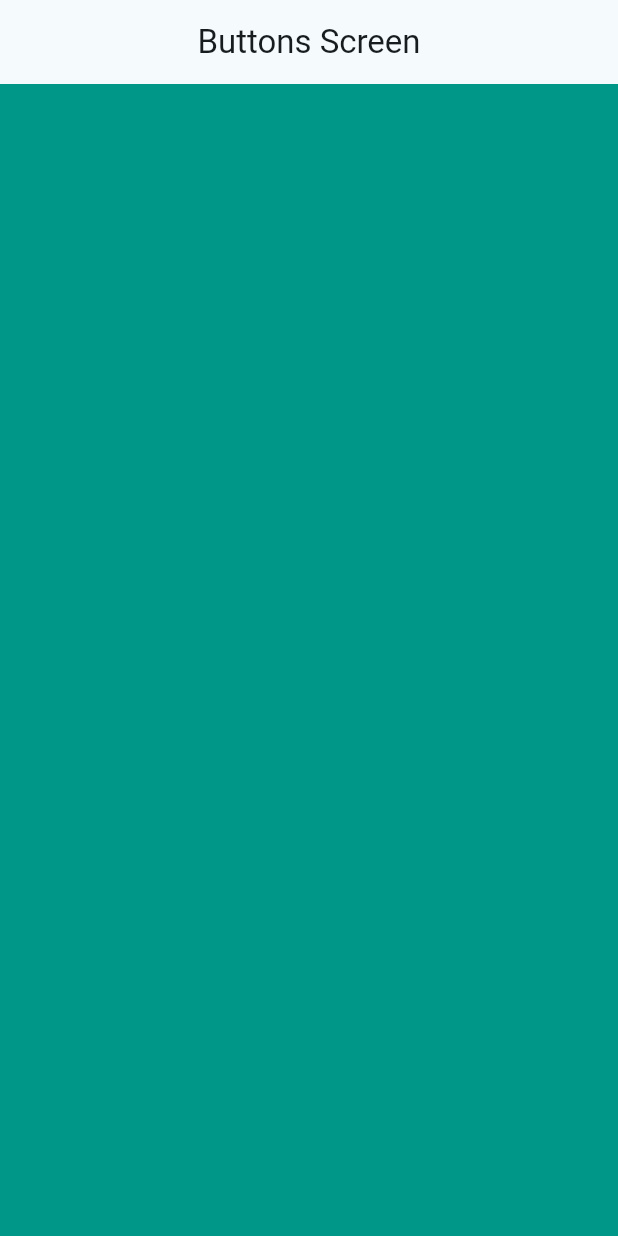
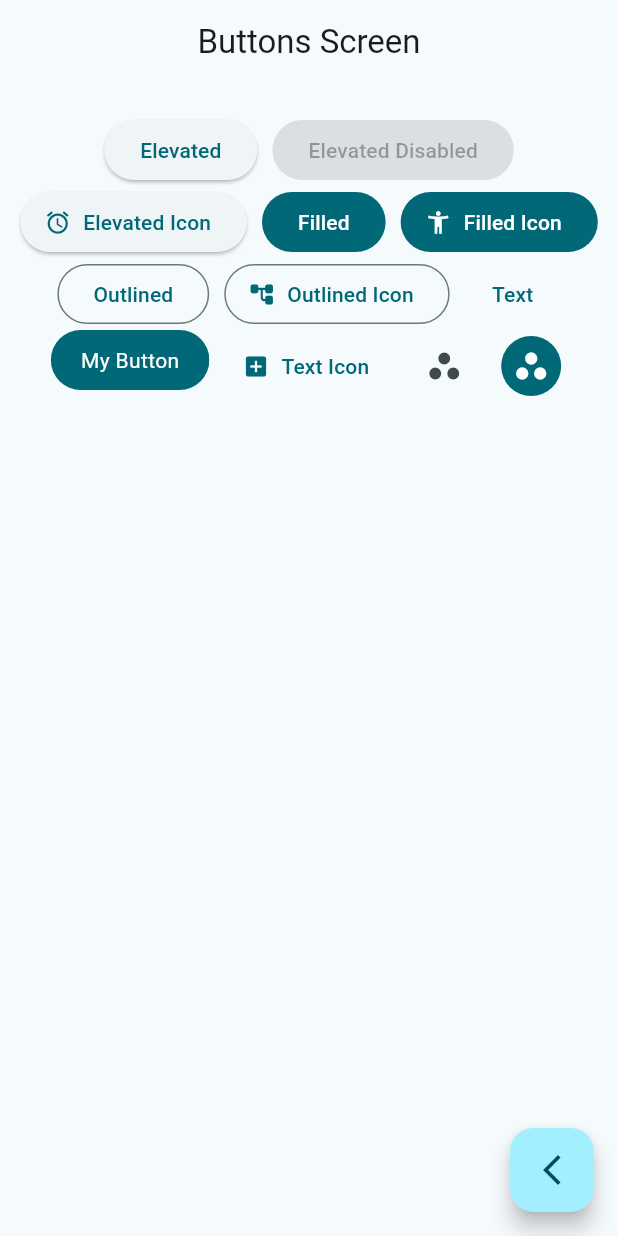
Before and after one commit to JAMM0118/widgets_app, a Flutter app: the ButtonsScreen screen opened by its route, on a phone screen of 412 x 824 dp. Run offline on Flutter 3.47's test engine with Material 2 defaults, Android fonts, the phone set to English and light mode, and no system bars; our stand-ins replace go_router.

Commit message:
Button Screen completado

```diff
--- a/lib/presetation/screens/buttons/buttons_screen.dart
+++ b/lib/presetation/screens/buttons/buttons_screen.dart
@@ -1,4 +1,5 @@
 import 'package:flutter/material.dart';
+import 'package:go_router/go_router.dart';
 
 class ButtonsScreen extends StatelessWidget {
   const ButtonsScreen({super.key});
@@ -9,7 +10,116 @@ class ButtonsScreen extends StatelessWidget {
       appBar: AppBar(
         title: const Text("Buttons Screen"),
       ),
-      body: Container(color: Colors.teal,),
+      body: const  _ButtonsView(),
+      floatingActionButton: FloatingActionButton(
+        child: const Icon(Icons.arrow_back_ios_new_outlined),
+        onPressed: () => context.pop(),
+      ),
   );
   }
 }
+
+class _ButtonsView extends StatelessWidget {
+  const _ButtonsView();
+
+  @override
+  Widget build(BuildContext context) {
+    final colors = Theme.of(context).colorScheme;
+
+    return SizedBox(
+      width: double.infinity, //sirve para que el contenedor ocupe todo el ancho de la pantalla
+
+      child: Padding(
+        padding: const EdgeInsets.symmetric(horizontal: 10, vertical: 20),
+
+        child: Wrap( //se usa para que los botones se acomoden en la pantalla y no se salgan de ella
+
+          spacing: 10, //sirve para dar espacio entre los botones
+
+          alignment: WrapAlignment.center, //sirve para alinear los botones al centro de la pantalla de forma horizontal
+          children: [
+            ElevatedButton(onPressed: (){}, child: const Text("Elevated")),
+
+            const ElevatedButton(onPressed: null, child: Text("Elevated Disabled")),
+
+            ElevatedButton.icon(
+              onPressed: (){},
+              icon: const Icon(Icons.access_alarm_rounded),
+              label: const Text("Elevated Icon")
+              ),
+
+              FilledButton(onPressed: (){}, child: const Text("Filled")),
+
+              FilledButton.icon(
+                onPressed: (){},
+                icon: const Icon(Icons.accessibility_new_sharp),
+                label: const Text("Filled Icon")
+                ),
+
+              OutlinedButton(onPressed: (){}, child: const Text("Outlined")),
+
+              OutlinedButton.icon(onPressed: (){},
+              icon: const Icon(Icons.account_tree_rounded),
+              label: const Text("Outlined Icon")
+              ),
+
+              TextButton(onPressed: (){}, child: const Text("Text")),
+
+              const CustomButton(),
+
+              TextButton.icon(
+                onPressed: (){},
+                icon: const Icon(Icons.add_box),
+                label: const Text("Text Icon"),
+              ),
+
+              IconButton(onPressed: (){}, icon: const Icon(Icons.workspaces_rounded)),
+
+              IconButton(
+                onPressed: (){},
+                icon: const Icon(Icons.workspaces_rounded),
+                style: ButtonStyle(
+                  backgroundColor: MaterialStatePropertyAll(colors.primary),
+                  iconColor: const MaterialStatePropertyAll(Colors.white),
+                ),
+
+              )
+          ],
+        ),
+      ),
+    );
+    //Container(color: Colors.teal, child: const Center(child: Text("Buttons Screen")));
+  }
+}
+
+class CustomButton extends StatelessWidget {
+  const CustomButton({super.key});
+
+  @override
+
+  Widget build(BuildContext context) {
+    final colors = Theme.of(context).colorScheme;
+
+    return ClipRRect(
+      borderRadius: BorderRadius.circular(20),
+
+      child: Material(
+
+        color: colors.primary,
+
+        child: InkWell(
+          splashColor: Colors.yellow,
+          //overlayColor: const MaterialStatePropertyAll(Colors.green),
+          highlightColor: Colors.red,
+
+          onTap: (){},
+          child: const Padding(
+
+            padding: EdgeInsets.symmetric(horizontal: 20, vertical: 10),
+            child: Text("My Button", style: TextStyle(color: Colors.white))
+            ),
+        ),
+      ),
+    );
+  }
+}
--- a/lib/presetation/screens/home/home_screen.dart
+++ b/lib/presetation/screens/home/home_screen.dart
@@ -1,7 +1,6 @@
 import 'package:flutter/material.dart';
 import 'package:go_router/go_router.dart';
 import 'package:widgets_app/config/menu/menu_items.dart';
-import 'package:widgets_app/presetation/screens/buttons/buttons_screen.dart';
 
 class HomeScreen extends StatelessWidget {
   const HomeScreen({super.key});
@@ -65,8 +64,16 @@ class _CustomListTile extends StatelessWidget {
 
         //Navigator.pushNamed(context,menuItem.link); //forma 2 de navegar entre pantallas
 
+      //tambien se puede hacer con nombre de rutas
+      //context.pushnamed(CardsScreen.routeName);
+      //forma 3 de navegar entre pantallas con go_router (se debe agregar la ruta en app_router.dart
+    // o tambien se puede hacer con creando un static const String routeName = cards ; en la pantalla a la que se quiere ir
+    //en este caso en cards_screen.dart se deberia crear esa variable
 
-        context.push(menuItem.link); //forma 3 de navegar entre pantallas con go_router
+        //GoRouter.of(context).go(menuItem.link); //forma 4 de navegar entre pantallas con go_router
+
+
+        context.push(menuItem.link); //forma 5 de navegar entre pantallas con go_router
       },
     );
   }
```
